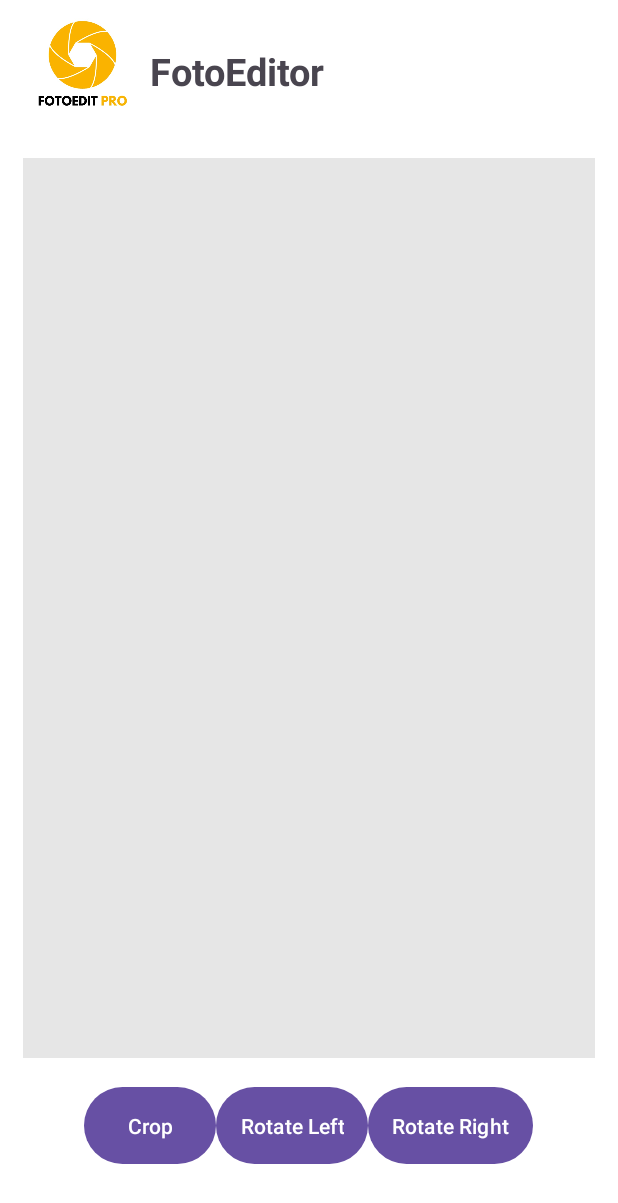
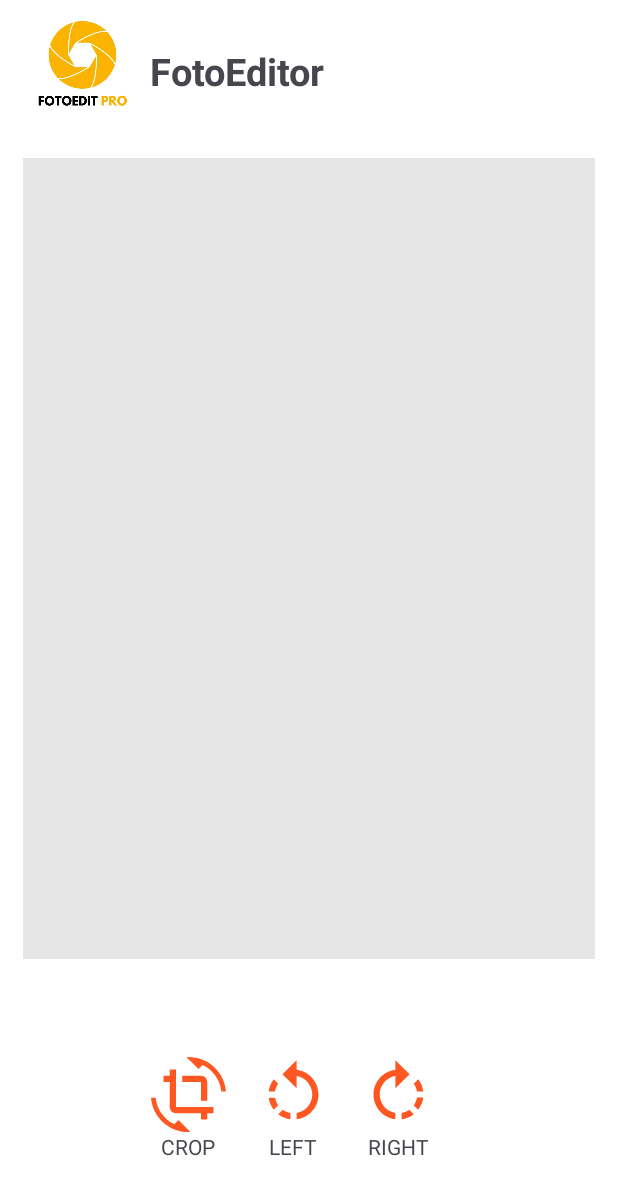
Before and after one commit to hmzza/FotoEditorSMDProj, an Android app: the Editor screen opened directly, with no data from a screen before it, on a phone screen of 412 x 824 dp. Shown: the top 1203 px of the screen. Run offline under Robolectric (Android 15) with nearby library versions, the phone set to English and light mode, and no system bars; libraries missing offline, so code that uses them is left out: com.yalantis.ucrop.

Commit message:
added icons for the crop and rotate left and right

```diff
--- a/app/src/main/java/com/hamzaiqbal/fotoeditorsmdproj/Editor.java
+++ b/app/src/main/java/com/hamzaiqbal/fotoeditorsmdproj/Editor.java
@@ -7,10 +7,12 @@ import android.net.Uri;
 import android.os.Bundle;
 import android.provider.MediaStore;
 import android.view.View;
-import android.widget.Button;
 import android.widget.ImageView;
+
 import androidx.appcompat.app.AppCompatActivity;
+
 import com.yalantis.ucrop.UCrop;
+import com.yalantis.ucrop.model.AspectRatio;
 
 import java.io.File;
 import java.io.IOException;
@@ -27,36 +29,36 @@ public class Editor extends AppCompatActivity {
         setContentView(R.layout.activity_editor);
 
         imageView = findViewById(R.id.imageView);
-        Button rotateLeftButton = findViewById(R.id.button_rotate_left);
-        Button rotateRightButton = findViewById(R.id.button_rotate_right);
+        ImageView button_crop = findViewById(R.id.button_crop);
+        ImageView button_rotate_left = findViewById(R.id.button_rotate_left);
+        ImageView button_rotate_right = findViewById(R.id.button_rotate_right);
 
         Intent intent = getIntent();
         if (intent.hasExtra("uri")) {
             Uri imageUri = Uri.parse(intent.getStringExtra("uri"));
-            imageView.setImageURI(imageUri);
-            // Load the bitmap from the URI for manipulation
             try {
                 currentBitmap = MediaStore.Images.Media.getBitmap(this.getContentResolver(), imageUri);
+                imageView.setImageBitmap(currentBitmap);
             } catch (IOException e) {
                 e.printStackTrace(); // Handle this properly in production code
             }
         }
 
-        rotateLeftButton.setOnClickListener(new View.OnClickListener() {
+        button_rotate_left.setOnClickListener(new View.OnClickListener() {
             @Override
             public void onClick(View v) {
                 rotateImage(-90); // Rotate left by 90 degrees
             }
         });
 
-        rotateRightButton.setOnClickListener(new View.OnClickListener() {
+        button_rotate_right.setOnClickListener(new View.OnClickListener() {
             @Override
             public void onClick(View v) {
                 rotateImage(90); // Rotate right by 90 degrees
             }
         });
 
-        findViewById(R.id.button_crop).setOnClickListener(new View.OnClickListener() {
+        button_crop.setOnClickListener(new View.OnClickListener() {
             @Override
             public void onClick(View v) {
                 if (intent.hasExtra("uri")) {
@@ -80,22 +82,34 @@ public class Editor extends AppCompatActivity {
     private void startCrop(Uri sourceUri) {
         Uri destinationUri = Uri.fromFile(new File(getCacheDir(), "SampleCropImage.jpeg"));
         UCrop uCrop = UCrop.of(sourceUri, destinationUri);
-        uCrop.withAspectRatio(16, 9)
-                .withMaxResultSize(800, 800)
-                .start(this, UCROP_REQUEST_CODE);
+
+        UCrop.Options options = new UCrop.Options();
+        options.setFreeStyleCropEnabled(true); // Allow freeform crop
+        options.setCircleDimmedLayer(false);
+        options.setShowCropGrid(true); // Show the grid lines
+        options.setHideBottomControls(false); // Show bottom controls
+        // Aspect ratio options
+        options.setAspectRatioOptions(0,
+                new AspectRatio("Original", 1, 1),
+                new AspectRatio("Square", 1, 1),
+                new AspectRatio("3:4", 3, 4),
+                new AspectRatio("4:3", 4, 3),
+                new AspectRatio("16:9", 16, 9)
+        );
+
+        uCrop.withOptions(options);
+        uCrop.start(this, UCROP_REQUEST_CODE);
     }
 
     @Override
     protected void onActivityResult(int requestCode, int resultCode, Intent data) {
         super.onActivityResult(requestCode, resultCode, data);
-
         if (requestCode == UCROP_REQUEST_CODE && resultCode == RESULT_OK) {
             final Uri resultUri = UCrop.getOutput(data);
             if (resultUri != null) {
-                imageView.setImageURI(resultUri);
-                // Load the new cropped bitmap
                 try {
                     currentBitmap = MediaStore.Images.Media.getBitmap(this.getContentResolver(), resultUri);
+                    imageView.setImageBitmap(currentBitmap);
                 } catch (IOException e) {
                     e.printStackTrace(); // Handle this properly in production code
                 }
--- /dev/null
+++ b/app/src/main/res/drawable/cropicon.xml
@@ -0,0 +1,5 @@
+<vector android:height="24dp" android:tint="#FF5722"
+    android:viewportHeight="24" android:viewportWidth="24"
+    android:width="24dp" xmlns:android="http://schemas.android.com/apk/res/android">
+    <path android:fillColor="@android:color/white" android:pathData="M7.47,21.49C4.2,19.93 1.86,16.76 1.5,13L0,13c0.51,6.16 5.66,11 11.95,11 0.23,0 0.44,-0.02 0.66,-0.03L8.8,20.15l-1.33,1.34zM12.05,0c-0.23,0 -0.44,0.02 -0.66,0.04l3.81,3.81 1.33,-1.33C19.8,4.07 22.14,7.24 22.5,11L24,11c-0.51,-6.16 -5.66,-11 -11.95,-11zM16,14h2L18,8c0,-1.11 -0.9,-2 -2,-2h-6v2h6v6zM8,16L8,4L6,4v2L4,6v2h2v8c0,1.1 0.89,2 2,2h8v2h2v-2h2v-2L8,16z"/>
+</vector>
--- /dev/null
+++ b/app/src/main/res/drawable/rotatelefticon.xml
@@ -0,0 +1,5 @@
+<vector android:autoMirrored="true" android:height="24dp"
+    android:tint="#FF5722" android:viewportHeight="24"
+    android:viewportWidth="24" android:width="24dp" xmlns:android="http://schemas.android.com/apk/res/android">
+    <path android:fillColor="@android:color/white" android:pathData="M7.11,8.53L5.7,7.11C4.8,8.27 4.24,9.61 4.07,11h2.02c0.14,-0.87 0.49,-1.72 1.02,-2.47zM6.09,13L4.07,13c0.17,1.39 0.72,2.73 1.62,3.89l1.41,-1.42c-0.52,-0.75 -0.87,-1.59 -1.01,-2.47zM7.1,18.32c1.16,0.9 2.51,1.44 3.9,1.61L11,17.9c-0.87,-0.15 -1.71,-0.49 -2.46,-1.03L7.1,18.32zM13,4.07L13,1L8.45,5.55 13,10L13,6.09c2.84,0.48 5,2.94 5,5.91s-2.16,5.43 -5,5.91v2.02c3.95,-0.49 7,-3.85 7,-7.93s-3.05,-7.44 -7,-7.93z"/>
+</vector>
--- /dev/null
+++ b/app/src/main/res/drawable/rotaterighticon.xml
@@ -0,0 +1,5 @@
+<vector android:autoMirrored="true" android:height="24dp"
+    android:tint="#FF5722" android:viewportHeight="24"
+    android:viewportWidth="24" android:width="24dp" xmlns:android="http://schemas.android.com/apk/res/android">
+    <path android:fillColor="@android:color/white" android:pathData="M15.55,5.55L11,1v3.07C7.06,4.56 4,7.92 4,12s3.05,7.44 7,7.93v-2.02c-2.84,-0.48 -5,-2.94 -5,-5.91s2.16,-5.43 5,-5.91L11,10l4.55,-4.45zM19.93,11c-0.17,-1.39 -0.72,-2.73 -1.62,-3.89l-1.42,1.42c0.54,0.75 0.88,1.6 1.02,2.47h2.02zM13,17.9v2.02c1.39,-0.17 2.74,-0.71 3.9,-1.61l-1.44,-1.44c-0.75,0.54 -1.59,0.89 -2.46,1.03zM16.89,15.48l1.42,1.41c0.9,-1.16 1.45,-2.5 1.62,-3.89h-2.02c-0.14,0.87 -0.48,1.72 -1.02,2.48z"/>
+</vector>
--- a/app/src/main/res/layout/activity_editor.xml
+++ b/app/src/main/res/layout/activity_editor.xml
@@ -10,6 +10,7 @@
     tools:context=".Editor"
     tools:visibility="visible">
 
+    <!-- Header with logo and title -->
     <LinearLayout
         android:layout_width="match_parent"
         android:layout_height="70dp"
@@ -31,41 +32,89 @@
             android:textStyle="bold" />
     </LinearLayout>
 
+    <!-- Image display area -->
     <ImageView
         android:id="@+id/imageView"
         android:layout_width="match_parent"
-        android:layout_height="600dp"
+        android:layout_height="0dp"
+        android:layout_margin="15dp"
+        android:layout_weight="1"
         android:background="#E6E6E6"
-        android:scaleType="fitCenter"
-        android:layout_margin="15dp" />
+        android:scaleType="fitCenter" />
 
+    <!-- Action icons for edit options -->
     <LinearLayout
         android:layout_width="match_parent"
         android:layout_height="wrap_content"
+        android:gravity="center"
         android:orientation="horizontal"
-        android:gravity="center">
+        android:padding="50dp">
 
-        <Button
-            android:id="@+id/button_crop"
+        <LinearLayout
             android:layout_width="wrap_content"
             android:layout_height="wrap_content"
-            android:text="Crop"
-            android:padding="16dp" />
+            android:layout_marginRight="20dp"
+            android:gravity="center"
+            android:orientation="vertical">
 
-        <Button
-            android:id="@+id/button_rotate_left"
+            <ImageView
+                android:id="@+id/button_crop"
+                android:layout_width="50dp"
+                android:layout_height="50dp"
+                android:contentDescription="@string/crop"
+                android:src="@drawable/cropicon" />
+
+            <TextView
+                android:layout_width="wrap_content"
+                android:layout_height="wrap_content"
+                android:gravity="center"
+                android:text="CROP" />
+        </LinearLayout>
+
+
+        <LinearLayout
             android:layout_width="wrap_content"
             android:layout_height="wrap_content"
-            android:text="Rotate Left"
-            android:padding="16dp" />
+            android:layout_marginRight="20dp"
+            android:gravity="center"
+            android:orientation="vertical">
 
-        <Button
-            android:id="@+id/button_rotate_right"
+            <ImageView
+                android:id="@+id/button_rotate_left"
+                android:layout_width="50dp"
+                android:layout_height="50dp"
+                android:contentDescription="@string/rotate_left"
+                android:src="@drawable/rotatelefticon" />
+
+            <TextView
+                android:layout_width="wrap_content"
+                android:layout_height="wrap_content"
+                android:gravity="center"
+                android:text="LEFT" />
+        </LinearLayout>
+
+        <LinearLayout
             android:layout_width="wrap_content"
             android:layout_height="wrap_content"
-            android:text="Rotate Right"
-            android:padding="16dp" />
+            android:layout_marginRight="20dp"
+            android:gravity="center"
+            android:orientation="vertical">
 
-        <!-- Add more buttons for other features as needed -->
+            <ImageView
+                android:id="@+id/button_rotate_right"
+                android:layout_width="50dp"
+                android:layout_height="50dp"
+                android:contentDescription="@string/rotate_right"
+                android:src="@drawable/rotaterighticon" />
+
+            <TextView
+                android:layout_width="wrap_content"
+                android:layout_height="wrap_content"
+                android:gravity="center"
+                android:text="RIGHT" />
+        </LinearLayout>
+
+
+        <!-- Add more icons for other features as needed -->
     </LinearLayout>
 </LinearLayout>
--- a/app/src/main/res/values/colors.xml
+++ b/app/src/main/res/values/colors.xml
@@ -2,4 +2,6 @@
 <resources>
     <color name="black">#FF000000</color>
     <color name="white">#FFFFFFFF</color>
+    <color name="colorPrimary">#FF1100</color>
+    <color name="colorPrimaryDark">#000000</color>
 </resources>
--- a/app/src/main/res/values/strings.xml
+++ b/app/src/main/res/values/strings.xml
@@ -1,3 +1,6 @@
 <resources>
     <string name="app_name">FotoEditorSMDProj</string>
+    <string name="rotate_left">Rotate Left</string>
+    <string name="rotate_right">Rotate Right\n</string>
+    <string name="crop">Crop</string>
 </resources>
```
